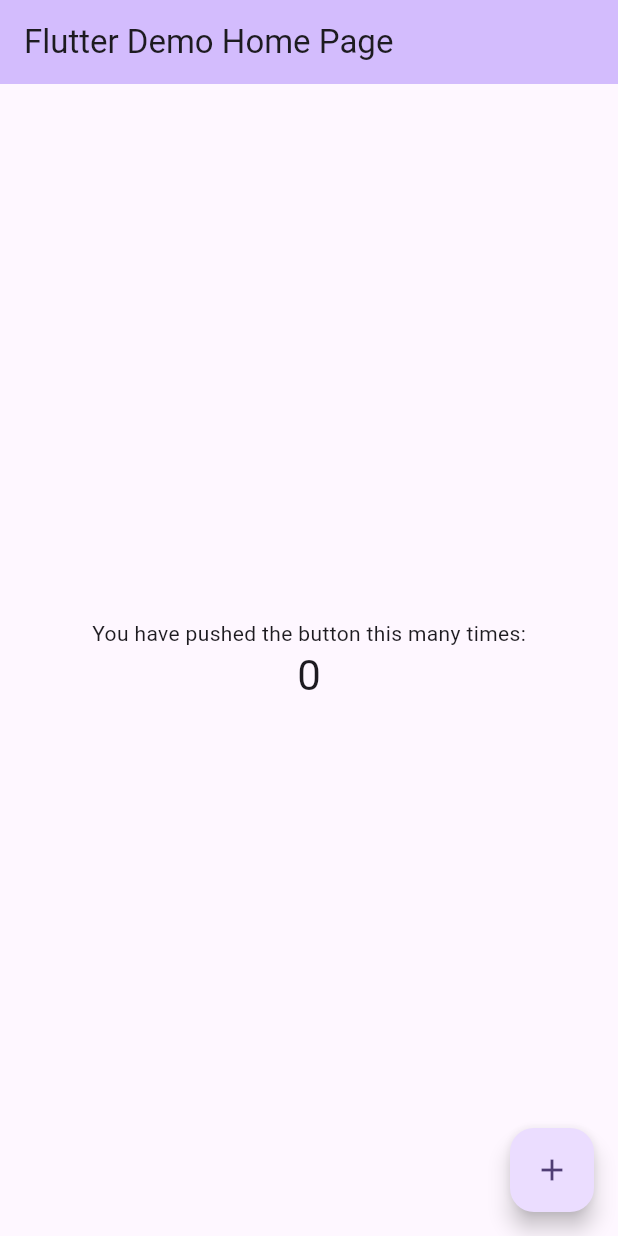
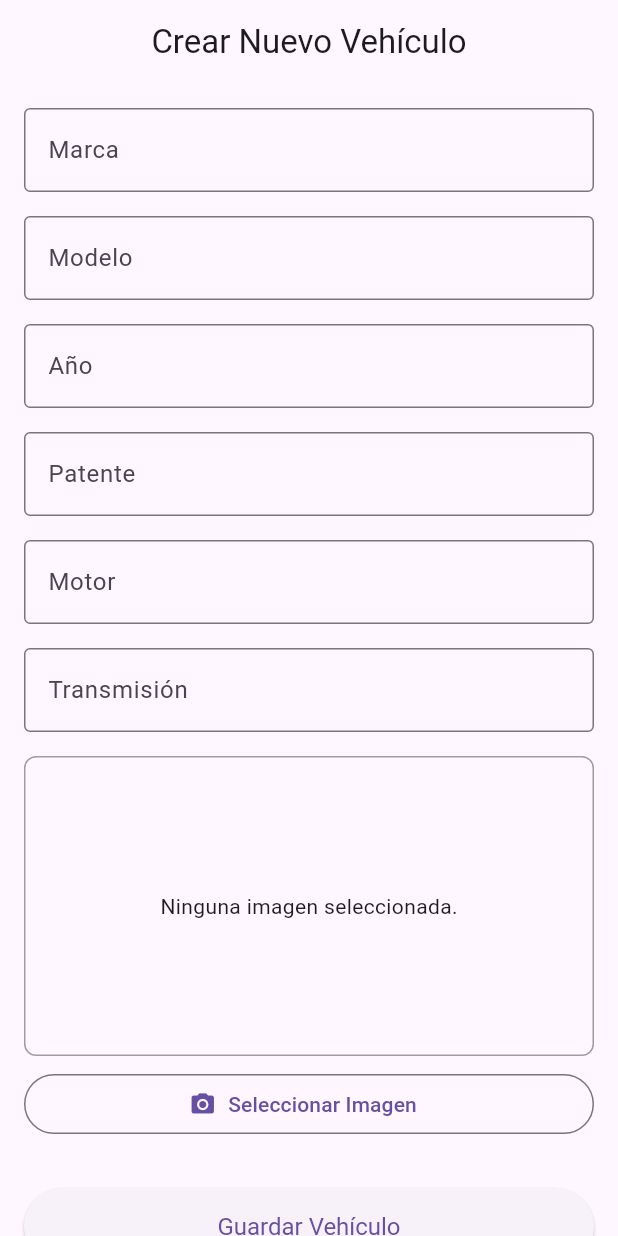
Before and after one commit to IvanLapegna/caropshibrida, a Flutter app: the screen it shows after launch, on a phone screen of 412 x 824 dp. Run offline on Flutter 3.47's test engine with Material 3 defaults, Android fonts, the phone set to English and light mode, and no system bars; our stand-ins replace image_picker.

Commit message:
Formulario de vehiculos

```diff
--- a/lib/main.dart
+++ b/lib/main.dart
@@ -1,122 +1,20 @@
 import 'package:flutter/material.dart';
+import 'screens/vehicule_form.dart';
 
 void main() {
   runApp(const MyApp());
 }
 
 class MyApp extends StatelessWidget {
-  const MyApp({super.key});
+  const MyApp({Key? key}) : super(key: key);
 
-  // This widget is the root of your application.
   @override
   Widget build(BuildContext context) {
     return MaterialApp(
-      title: 'Flutter Demo',
-      theme: ThemeData(
-        // This is the theme of your application.
-        //
-        // TRY THIS: Try running your application with "flutter run". You'll see
-        // the application has a purple toolbar. Then, without quitting the app,
-        // try changing the seedColor in the colorScheme below to Colors.green
-        // and then invoke "hot reload" (save your changes or press the "hot
-        // reload" button in a Flutter-supported IDE, or press "r" if you used
-        // the command line to start the app).
-        //
-        // Notice that the counter didn't reset back to zero; the application
-        // state is not lost during the reload. To reset the state, use hot
-        // restart instead.
-        //
-        // This works for code too, not just values: Most code changes can be
-        // tested with just a hot reload.
-        colorScheme: ColorScheme.fromSeed(seedColor: Colors.deepPurple),
-      ),
-      home: const MyHomePage(title: 'Flutter Demo Home Page'),
+      title: 'App de Vehículos',
+      theme: ThemeData(primarySwatch: Colors.blue, useMaterial3: true),
+
+      home: VehiculeForm(),
     );
   }
 }
-
-class MyHomePage extends StatefulWidget {
-  const MyHomePage({super.key, required this.title});
-
-  // This widget is the home page of your application. It is stateful, meaning
-  // that it has a State object (defined below) that contains fields that affect
-  // how it looks.
-
-  // This class is the configuration for the state. It holds the values (in this
-  // case the title) provided by the parent (in this case the App widget) and
-  // used by the build method of the State. Fields in a Widget subclass are
-  // always marked "final".
-
-  final String title;
-
-  @override
-  State<MyHomePage> createState() => _MyHomePageState();
-}
-
-class _MyHomePageState extends State<MyHomePage> {
-  int _counter = 0;
-
-  void _incrementCounter() {
-    setState(() {
-      // This call to setState tells the Flutter framework that something has
-      // changed in this State, which causes it to rerun the build method below
-      // so that the display can reflect the updated values. If we changed
-      // _counter without calling setState(), then the build method would not be
-      // called again, and so nothing would appear to happen.
-      _counter++;
-    });
-  }
-
-  @override
-  Widget build(BuildContext context) {
-    // This method is rerun every time setState is called, for instance as done
-    // by the _incrementCounter method above.
-    //
-    // The Flutter framework has been optimized to make rerunning build methods
-    // fast, so that you can just rebuild anything that needs updating rather
-    // than having to individually change instances of widgets.
-    return Scaffold(
-      appBar: AppBar(
-        // TRY THIS: Try changing the color here to a specific color (to
-        // Colors.amber, perhaps?) and trigger a hot reload to see the AppBar
-        // change color while the other colors stay the same.
-        backgroundColor: Theme.of(context).colorScheme.inversePrimary,
-        // Here we take the value from the MyHomePage object that was created by
-        // the App.build method, and use it to set our appbar title.
-        title: Text(widget.title),
-      ),
-      body: Center(
-        // Center is a layout widget. It takes a single child and positions it
-        // in the middle of the parent.
-        child: Column(
-          // Column is also a layout widget. It takes a list of children and
-          // arranges them vertically. By default, it sizes itself to fit its
-          // children horizontally, and tries to be as tall as its parent.
-          //
-          // Column has various properties to control how it sizes itself and
-          // how it positions its children. Here we use mainAxisAlignment to
-          // center the children vertically; the main axis here is the vertical
-          // axis because Columns are vertical (the cross axis would be
-          // horizontal).
-          //
-          // TRY THIS: Invoke "debug painting" (choose the "Toggle Debug Paint"
-          // action in the IDE, or press "p" in the console), to see the
-          // wireframe for each widget.
-          mainAxisAlignment: MainAxisAlignment.center,
-          children: <Widget>[
-            const Text('You have pushed the button this many times:'),
-            Text(
-              '$_counter',
-              style: Theme.of(context).textTheme.headlineMedium,
-            ),
-          ],
-        ),
-      ),
-      floatingActionButton: FloatingActionButton(
-        onPressed: _incrementCounter,
-        tooltip: 'Increment',
-        child: const Icon(Icons.add),
-      ), // This trailing comma makes auto-formatting nicer for build methods.
-    );
-  }
-}
--- /dev/null
+++ b/lib/screens/vehicule_form.dart
@@ -0,0 +1,267 @@
+import 'dart:io';
+import 'package:flutter/material.dart';
+import 'package:image_picker/image_picker.dart';
+import 'package:flutter/foundation.dart' show kIsWeb;
+
+class VehiculeForm extends StatefulWidget {
+  const VehiculeForm({Key? key}) : super(key: key);
+
+  @override
+  _VehiculeFormState createState() => _VehiculeFormState();
+}
+
+class _VehiculeFormState extends State<VehiculeForm> {
+  final _formKey = GlobalKey<FormState>();
+
+  final _brandController = TextEditingController();
+  final _modelController = TextEditingController();
+  final _anioController = TextEditingController();
+  final _licensePlateController = TextEditingController();
+  final _engineController = TextEditingController();
+  final _transmissionController = TextEditingController();
+
+  File? _selectedImage;
+
+  final ImagePicker _picker = ImagePicker();
+
+  @override
+  void dispose() {
+    _brandController.dispose();
+    _modelController.dispose();
+    _anioController.dispose();
+    _licensePlateController.dispose();
+    _engineController.dispose();
+    _transmissionController.dispose();
+    super.dispose();
+  }
+
+  Future<void> _selectImage(ImageSource source) async {
+    try {
+      final XFile? pickedFile = await _picker.pickImage(source: source);
+
+      if (pickedFile != null) {
+        setState(() {
+          _selectedImage = File(pickedFile.path);
+        });
+      }
+    } catch (e) {
+      print("Error al seleccionar imagen: $e");
+    }
+  }
+
+  void _submitForm() {
+    if (_formKey.currentState!.validate()) {
+      String brand = _brandController.text;
+      String model = _modelController.text;
+      int anio = int.parse(_anioController.text);
+      String licensePlate = _licensePlateController.text;
+      String engine = _engineController.text;
+      String transmission = _transmissionController.text;
+
+      if (_selectedImage != null) {
+        print("Path de la imagen: ${_selectedImage!.path}");
+      } else {
+        print("No se seleccionó ninguna imagen.");
+      }
+
+      ScaffoldMessenger.of(
+        context,
+      ).showSnackBar(SnackBar(content: Text('Vehículo guardado con éxito.')));
+
+      _formKey.currentState!.reset();
+      _brandController.clear();
+      _modelController.clear();
+      _anioController.clear();
+      _licensePlateController.clear();
+      _engineController.clear();
+      _transmissionController.clear();
+      setState(() {
+        _selectedImage = null;
+      });
+    }
+  }
+
+  void _showDialogOptions() {
+    showModalBottomSheet(
+      context: context,
+      builder: (context) {
+        return SafeArea(
+          child: Wrap(
+            children: <Widget>[
+              ListTile(
+                leading: Icon(Icons.photo_library),
+                title: Text("Galería / Explorador de archivos"),
+                onTap: () {
+                  _selectImage(ImageSource.gallery);
+                  Navigator.of(context).pop();
+                },
+              ),
+
+              if (!kIsWeb)
+                ListTile(
+                  leading: Icon(Icons.photo_camera),
+                  title: Text("Cámara"),
+                  onTap: () {
+                    _selectImage(ImageSource.gallery);
+                    Navigator.of(context).pop();
+                  },
+                ),
+            ],
+          ),
+        );
+      },
+    );
+  }
+
+  @override
+  Widget build(BuildContext context) {
+    return Scaffold(
+      appBar: AppBar(title: Text("Crear Nuevo Vehículo"), centerTitle: true),
+      body: Center(
+        child: ConstrainedBox(
+          constraints: BoxConstraints(maxWidth: 600),
+          child: SingleChildScrollView(
+            padding: const EdgeInsets.all(16.0),
+            child: Form(
+              key: _formKey,
+              child: Column(
+                crossAxisAlignment: CrossAxisAlignment.stretch,
+                children: [
+                  TextFormField(
+                    controller: _brandController,
+                    decoration: InputDecoration(
+                      labelText: "Marca",
+                      border: OutlineInputBorder(),
+                    ),
+                    validator: (value) {
+                      if (value == null || value.isEmpty) {
+                        return 'Por favor, ingresa la marca';
+                      }
+                      return null;
+                    },
+                  ),
+                  SizedBox(height: 16.0),
+
+                  TextFormField(
+                    controller: _modelController,
+                    decoration: InputDecoration(
+                      labelText: "Modelo",
+                      border: OutlineInputBorder(),
+                    ),
+                    validator: (value) {
+                      if (value == null || value.isEmpty) {
+                        return 'Por favor, ingresa el modelo';
+                      }
+                      return null;
+                    },
+                  ),
+                  SizedBox(height: 16.0),
+
+                  TextFormField(
+                    controller: _anioController,
+                    decoration: InputDecoration(
+                      labelText: "Año",
+                      border: OutlineInputBorder(),
+                    ),
+                    keyboardType: TextInputType.number,
+                    validator: (value) {
+                      if (value == null || value.isEmpty) {
+                        return 'Por favor, ingresa el año';
+                      }
+                      if (int.tryParse(value) == null) {
+                        return 'Ingresa un año válido';
+                      }
+                      return null;
+                    },
+                  ),
+                  SizedBox(height: 16.0),
+
+                  TextFormField(
+                    controller: _licensePlateController,
+                    decoration: InputDecoration(
+                      labelText: "Patente",
+                      border: OutlineInputBorder(),
+                    ),
+                    validator: (value) {
+                      if (value == null || value.isEmpty) {
+                        return 'Por favor, ingresa la patente';
+                      }
+                      return null;
+                    },
+                  ),
+                  SizedBox(height: 16.0),
+
+                  TextFormField(
+                    controller: _engineController,
+                    decoration: InputDecoration(
+                      labelText: "Motor",
+                      border: OutlineInputBorder(),
+                    ),
+                    validator: (value) {
+                      if (value == null || value.isEmpty) {
+                        return 'Por favor, ingresa el motor';
+                      }
+                      return null;
+                    },
+                  ),
+                  SizedBox(height: 16.0),
+
+                  TextFormField(
+                    controller: _transmissionController,
+                    decoration: InputDecoration(
+                      labelText: "Transmisión",
+                      border: OutlineInputBorder(),
+                    ),
+                    validator: (value) {
+                      if (value == null || value.isEmpty) {
+                        return 'Por favor, ingresa la transmisión';
+                      }
+                      return null;
+                    },
+                  ),
+                  SizedBox(height: 16.0),
+
+                  Container(
+                    height: 200,
+                    width: double.infinity,
+                    decoration: BoxDecoration(
+                      border: Border.all(color: Colors.grey),
+                      borderRadius: BorderRadius.circular(8.0),
+                    ),
+                    child: Center(
+                      child: _selectedImage == null
+                          ? Text('Ninguna imagen seleccionada.')
+                          : kIsWeb // Manejo de imagen para Web vs Mobile
+                          ? Image.network(
+                              _selectedImage!.path,
+                              fit: BoxFit.cover,
+                            )
+                          : Image.file(_selectedImage!, fit: BoxFit.cover),
+                    ),
+                  ),
+                  SizedBox(height: 8.0),
+                  OutlinedButton.icon(
+                    icon: Icon(Icons.camera_alt),
+                    label: Text("Seleccionar Imagen"),
+                    onPressed: _showDialogOptions,
+                  ),
+                  SizedBox(height: 32.0),
+
+                  // --- BOTÓN DE ENVIAR ---
+                  ElevatedButton(
+                    onPressed: _submitForm,
+                    child: Text('Guardar Vehículo'),
+                    style: ElevatedButton.styleFrom(
+                      padding: EdgeInsets.symmetric(vertical: 16.0),
+                      textStyle: TextStyle(fontSize: 16),
+                    ),
+                  ),
+                ],
+              ),
+            ),
+          ),
+        ),
+      ),
+    );
+  }
+}
--- a/pubspec.yaml
+++ b/pubspec.yaml
@@ -30,6 +30,7 @@ environment:
 dependencies:
   flutter:
     sdk: flutter
+  image_picker: ^1.0.7
 
   # The following adds the Cupertino Icons font to your application.
   # Use with the CupertinoIcons class for iOS style icons.
```
Also changed, not shown: pubspec.lock, 6 other files.
